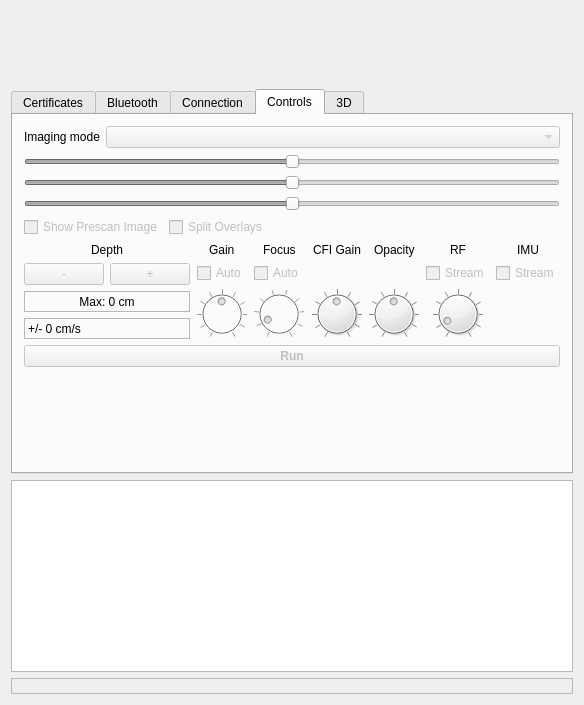
Before: the Qt Designer form examples/solum_qt/solumqt.ui in clariusdev/solum, drawn with Qt 5.
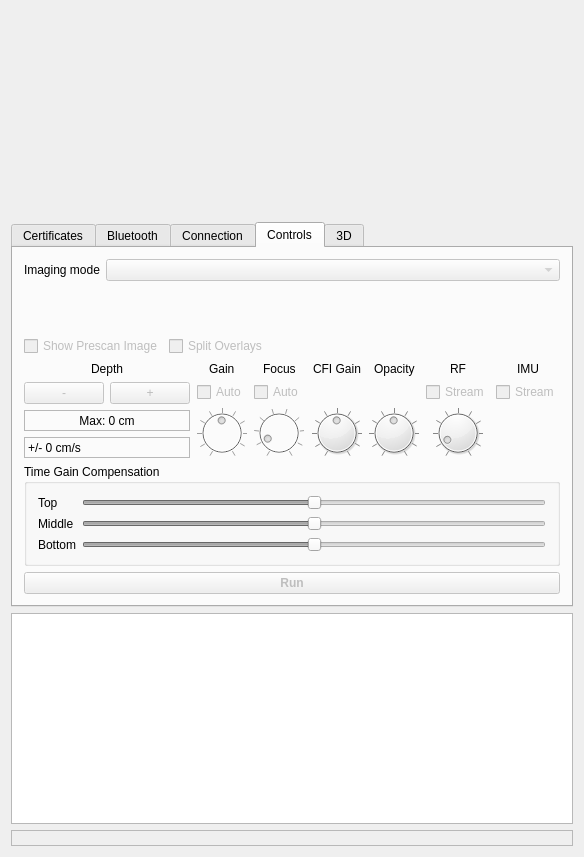
After: the same form once the commit is applied. The open tabs and pages were chosen to show the change. Custom widgets are drawn as their Qt base class.

Commit message: Qt: Params: move TGC settings to a labeled group box

Patch:
```diff
--- a/examples/solum_qt/solumqt.ui
+++ b/examples/solum_qt/solumqt.ui
@@ -7,7 +7,7 @@
     <x>0</x>
     <y>0</y>
     <width>584</width>
-    <height>705</height>
+    <height>857</height>
    </rect>
   </property>
   <property name="windowTitle">
@@ -578,89 +578,6 @@
           </item>
          </layout>
         </item>
-        <item>
-         <layout class="QHBoxLayout" name="horizontalLayout">
-          <item>
-           <layout class="QVBoxLayout" name="verticalLayout_4">
-            <item>
-             <widget class="QSlider" name="tgctop">
-              <property name="enabled">
-               <bool>false</bool>
-              </property>
-              <property name="maximumSize">
-               <size>
-                <width>16777215</width>
-                <height>16777215</height>
-               </size>
-              </property>
-              <property name="minimum">
-               <number>-20</number>
-              </property>
-              <property name="maximum">
-               <number>20</number>
-              </property>
-              <property name="pageStep">
-               <number>5</number>
-              </property>
-              <property name="orientation">
-               <enum>Qt::Horizontal</enum>
-              </property>
-             </widget>
-            </item>
-            <item>
-             <widget class="QSlider" name="tgcmid">
-              <property name="enabled">
-               <bool>false</bool>
-              </property>
-              <property name="maximumSize">
-               <size>
-                <width>16777215</width>
-                <height>16777215</height>
-               </size>
-              </property>
-              <property name="minimum">
-               <number>-20</number>
-              </property>
-              <property name="maximum">
-               <number>20</number>
-              </property>
-              <property name="pageStep">
-               <number>5</number>
-              </property>
-              <property name="orientation">
-               <enum>Qt::Horizontal</enum>
-              </property>
-             </widget>
-            </item>
-            <item>
-             <widget class="QSlider" name="tgcbottom">
-              <property name="enabled">
-               <bool>false</bool>
-              </property>
-              <property name="maximumSize">
-               <size>
-                <width>16777215</width>
-                <height>16777215</height>
-               </size>
-              </property>
-              <property name="minimum">
-               <number>-20</number>
-              </property>
-              <property name="maximum">
-               <number>20</number>
-              </property>
-              <property name="pageStep">
-               <number>5</number>
-              </property>
-              <property name="orientation">
-               <enum>Qt::Horizontal</enum>
-              </property>
-             </widget>
-            </item>
-           </layout>
-          </item>
-         </layout>
-        </item>
         <item>
          <layout class="QHBoxLayout" name="horizontalLayout_9">
           <item>
@@ -999,6 +916,111 @@
           </item>
          </layout>
         </item>
+        <item>
+         <widget class="QGroupBox" name="tgc">
+          <property name="title">
+           <string>Time Gain Compensation</string>
+          </property>
+          <layout class="QFormLayout" name="_tgc_layout">
+           <item row="0" column="1">
+            <widget class="QSlider" name="tgctop">
+             <property name="enabled">
+              <bool>false</bool>
+             </property>
+             <property name="maximumSize">
+              <size>
+               <width>16777215</width>
+               <height>16777215</height>
+              </size>
+             </property>
+             <property name="minimum">
+              <number>-20</number>
+             </property>
+             <property name="maximum">
+              <number>20</number>
+             </property>
+             <property name="pageStep">
+              <number>5</number>
+             </property>
+             <property name="orientation">
+              <enum>Qt::Horizontal</enum>
+             </property>
+            </widget>
+           </item>
+           <item row="1" column="1">
+            <widget class="QSlider" name="tgcmid">
+             <property name="enabled">
+              <bool>false</bool>
+             </property>
+             <property name="maximumSize">
+              <size>
+               <width>16777215</width>
+               <height>16777215</height>
+              </size>
+             </property>
+             <property name="minimum">
+              <number>-20</number>
+             </property>
+             <property name="maximum">
+              <number>20</number>
+             </property>
+             <property name="pageStep">
+              <number>5</number>
+             </property>
+             <property name="orientation">
+              <enum>Qt::Horizontal</enum>
+             </property>
+            </widget>
+           </item>
+           <item row="2" column="1">
+            <widget class="QSlider" name="tgcbottom">
+             <property name="enabled">
+              <bool>false</bool>
+             </property>
+             <property name="maximumSize">
+              <size>
+               <width>16777215</width>
+               <height>16777215</height>
+              </size>
+             </property>
+             <property name="minimum">
+              <number>-20</number>
+             </property>
+             <property name="maximum">
+              <number>20</number>
+             </property>
+             <property name="pageStep">
+              <number>5</number>
+             </property>
+             <property name="orientation">
+              <enum>Qt::Horizontal</enum>
+             </property>
+            </widget>
+           </item>
+           <item row="0" column="0">
+            <widget class="QLabel" name="_tgctop_label">
+             <property name="text">
+              <string>Top</string>
+             </property>
+            </widget>
+           </item>
+           <item row="1" column="0">
+            <widget class="QLabel" name="_tgcmid_label">
+             <property name="text">
+              <string>Middle</string>
+             </property>
+            </widget>
+           </item>
+           <item row="2" column="0">
+            <widget class="QLabel" name="_tgcbottom_label">
+             <property name="text">
+              <string>Bottom</string>
+             </property>
+            </widget>
+           </item>
+          </layout>
+         </widget>
+        </item>
         <item>
          <widget class="JobButton" name="imaging">
           <property name="enabled">
@@ -1018,19 +1040,6 @@
           </property>
          </widget>
         </item>
-        <item>
-         <spacer name="_prmsspacer">
-          <property name="orientation">
-           <enum>Qt::Vertical</enum>
-          </property>
-          <property name="sizeHint" stdset="0">
-           <size>
-            <width>20</width>
-            <height>40</height>
-           </size>
-          </property>
-         </spacer>
-        </item>
        </layout>
       </widget>
       <widget class="QWidget" name="_3d">
```
Left out of the diff: 32 changed lines with no effect on the pictures. The commit also changes 1 other file.
